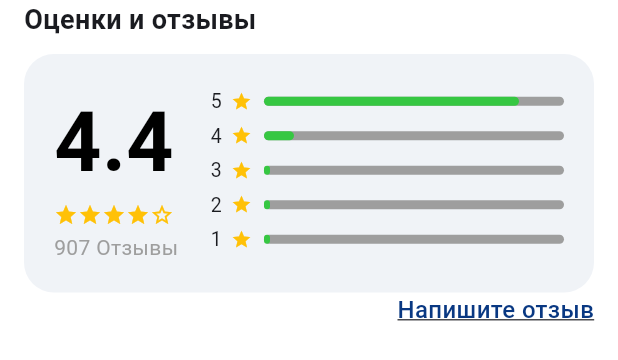
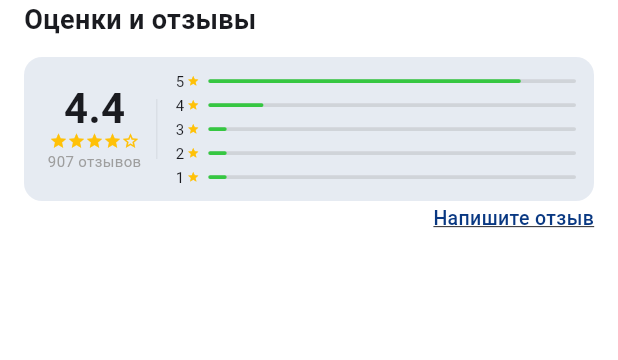
Before and after one commit to MagicKode/salon_app, a Flutter app: the FeedbackSection widget shown alone on an empty page, opened directly with empty values, on a phone screen of 412 x 824 dp. Shown: the top 360 px of the screen. Run offline on Flutter 3.47's test engine with Material 3 defaults, Android fonts, the phone set to English and light mode, and no system bars; our stand-ins replace expandable_text, flutter_bloc, flutter_map, geolocator, latlong2, table_calendar; accounts and stored records are empty; network calls fail; Roboto replaces fonts that are missing (Montserrat).

Commit message:
refactored rating sizes

```diff
--- a/lib/feature/core/homepagescreen/sections/feedback/feedback_section.dart
+++ b/lib/feature/core/homepagescreen/sections/feedback/feedback_section.dart
@@ -48,7 +48,7 @@ class FeedbackSection extends StatelessWidget {
                   child: const Text(
                     AppStrings.leaveFeedback,
                     style: TextStyle(
-                      fontSize: 16,
+                      fontSize: 13,
                       fontWeight: FontWeight.w500,
                       color: AppColors.primaryBlue,
                       decoration: TextDecoration.underline,
@@ -63,7 +63,7 @@ class FeedbackSection extends StatelessWidget {
 
         // 3. Горизонтальный список отзывов
         SizedBox(
-          height: 170,
+          height: 100,
           child: ListView.builder(
             scrollDirection: Axis.horizontal,
             padding: const EdgeInsets.symmetric(horizontal: 16),
--- a/lib/feature/core/homepagescreen/sections/feedback/rating_summary_card.dart
+++ b/lib/feature/core/homepagescreen/sections/feedback/rating_summary_card.dart
@@ -15,87 +15,90 @@ class RatingSummaryCard extends StatelessWidget {
   @override
   Widget build(BuildContext context) {
     return Padding(
-      padding: const EdgeInsets.symmetric(horizontal: 16.0),
+      padding: const EdgeInsets.symmetric(horizontal: 16.0, vertical: 2.0),
+      // Меньше внешний отступ
       child: Container(
-        padding: const EdgeInsets.all(20),
+        padding: const EdgeInsets.symmetric(horizontal: 12, vertical: 8),
         decoration: BoxDecoration(
-          color: AppColors.primaryBackgroundColor,
-          borderRadius: BorderRadius.circular(20),
+          color: AppColors.primaryBlue.withOpacity(0.1),
+          borderRadius: BorderRadius.circular(12),
         ),
+        child: Row(
+          children: [
+            // Левая часть
+            SizedBox(
+              width: 70,
               child: Column(
-          crossAxisAlignment: CrossAxisAlignment.start,
-          children: [
-            Row(
-              crossAxisAlignment: CrossAxisAlignment.start,
-              children: [
-                // Большой рейтинг
-                Column(
-                  crossAxisAlignment: CrossAxisAlignment.start,
                 children: [
                   Text(
                     averageRating.toStringAsFixed(1),
                     style: const TextStyle(
-                        fontSize: 55,
+                      fontSize: 28,
                       fontWeight: FontWeight.bold,
-                        color: AppColors.primaryBlack,
+                      height: 1.0,
                     ),
                   ),
+                  const SizedBox(height: 2),
                   Row(
-                      children: List.generate(5, (index) {
-                        return Icon(
+                    mainAxisAlignment: MainAxisAlignment.center,
+                    children: List.generate(
+                      5,
+                      (index) => Icon(
                         index < averageRating.floor()
                             ? Icons.star
                             : Icons.star_border,
                         color: AppColors.starsYellow,
-                          size: 16,
-                        );
-                      }),
+                        size: 12,
                       ),
-
-                    const SizedBox(height: 4),
-
+                    ),
+                  ),
                   Text(
-                      "$totalReviews ${AppStrings.reviews}",
+                    "$totalReviews отзывов",
                     style: TextStyle(
                       color: AppColors.primaryGrey,
-                        fontSize: 14,
+                      fontSize: 10,
                     ),
                   ),
                 ],
               ),
-
-                const Spacer(),
-
-                // Распределение оценок
-                Column(
-                  crossAxisAlignment: CrossAxisAlignment.start,
-                  children: List.generate(5, (index) {
-                    final rating = 5 - index;
-                    final percentage = rating == 5 ? 0.85 : (rating == 4 ? 0.1 : 0.02);
-
-                    return Padding(
-                      padding: const EdgeInsets.symmetric(vertical: 2),
-                      child: Row(
-                        children: [
-                          Text(
-                            "$rating",
-                            style: const TextStyle(fontSize: 13),
             ),
 
             const SizedBox(width: 6),
 
-                          Icon(Icons.star, color: AppColors.starsYellow, size: 14),
+            // Разделитель (опционально, добавит аккуратности)
+            Container(
+              width: 1,
+              height: 40,
+              color: Colors.black.withOpacity(0.05),
+            ),
 
-                          const SizedBox(width: 8),
-
-                          SizedBox(
-                            width: 200,
+            const SizedBox(width: 12),
+            // Правая часть (прогресс-бары)
+            Expanded(
+              child: Column(
+                children: List.generate(5, (index) {
+                  final rating = 5 - index;
+                  final percentage =
+                      rating == 5 ? 0.85 : (rating == 4 ? 0.15 : 0.05);
+                  return Padding(
+                    padding: const EdgeInsets.symmetric(vertical: 1),
+                    // Плотная верстка
+                    child: Row(
+                      children: [
+                        Text("$rating", style: const TextStyle(fontSize: 10)),
+                        const SizedBox(width: 2),
+                        Icon(Icons.star, color: AppColors.starsYellow, size: 8),
+                        const SizedBox(width: 6),
+                        Expanded(
                           child: LinearProgressIndicator(
                             value: percentage,
-                              backgroundColor: AppColors.primaryGrey,
+                            backgroundColor: AppColors.primaryGrey.withOpacity(
+                              0.3,
+                            ),
                             color: AppColors.primaryGreen,
-                              minHeight: 6,
-                              borderRadius: BorderRadius.circular(4),
+                            minHeight: 2.5,
+                            // Тонкие полоски
+                            borderRadius: BorderRadius.circular(2),
                           ),
                         ),
                       ],
@@ -103,7 +106,6 @@ class RatingSummaryCard extends StatelessWidget {
                   );
                 }),
               ),
-              ],
             ),
           ],
         ),
--- a/lib/uikit/widgets/card/master_appointment_card.dart
+++ b/lib/uikit/widgets/card/master_appointment_card.dart
@@ -76,9 +76,9 @@ class _MasterAppointmentCardState extends State<MasterAppointmentCard> {
           ),
           IconButton(
             icon: Icon(
-              Icons.delete,
+              Icons.delete_outline,
               color: Colors.red.withOpacity(0.7),
-              size: 22,
+              size: 30,
             ),
             onPressed: () => _confirmDelete(context),
           ),
```
Also changed, not shown: lib/feature/core/homepagescreen/sections/feedback/feedback_card.dart (+21 -38 lines). Lines whose indentation alone changed are shown as unchanged.
